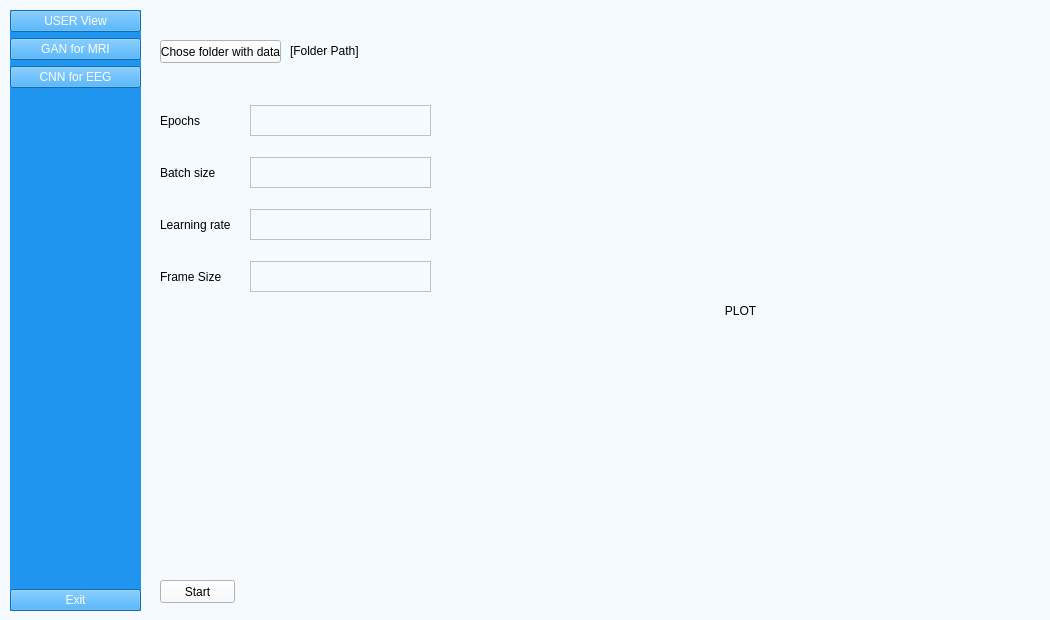
matimusial/ADHDPredictorApp, file UI/aUI_projekt_MRI.ui: the form before one commit.
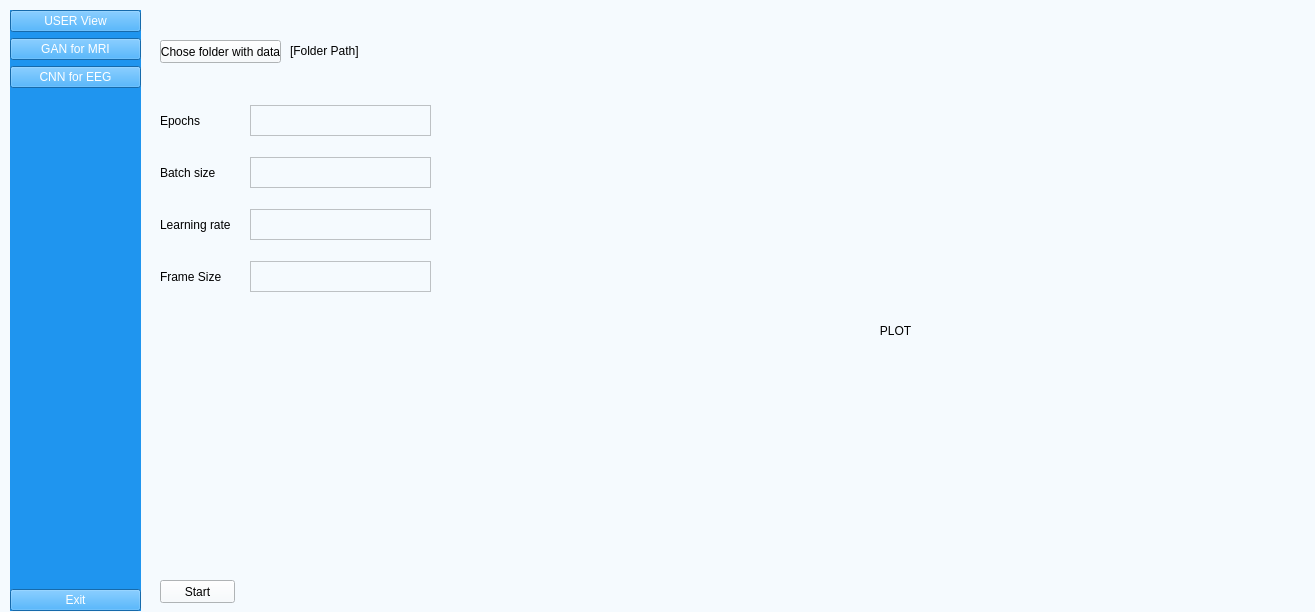
The form after the commit.

Commit message: Plot_ui_MRI_EEG_CNN

What changed in the file:
```diff
--- a/UI/aUI_projekt_MRI.ui
+++ b/UI/aUI_projekt_MRI.ui
@@ -6,8 +6,8 @@
    <rect>
     <x>0</x>
     <y>0</y>
-    <width>1050</width>
-    <height>620</height>
+    <width>1315</width>
+    <height>612</height>
    </rect>
   </property>
   <property name="windowTitle">
@@ -106,7 +106,7 @@
      <rect>
       <x>150</x>
       <y>10</y>
-      <width>891</width>
+      <width>1161</width>
       <height>601</height>
      </rect>
     </property>
@@ -115,8 +115,8 @@
       <rect>
        <x>310</x>
        <y>10</y>
-       <width>561</width>
-       <height>581</height>
+       <width>851</width>
+       <height>601</height>
       </rect>
      </property>
      <widget class="QLabel" name="plotLabel_CNN">
@@ -124,8 +124,8 @@
        <rect>
         <x>10</x>
         <y>10</y>
-        <width>541</width>
-        <height>561</height>
+        <width>851</width>
+        <height>601</height>
        </rect>
       </property>
       <property name="styleSheet">
```
The commit also changes 2 other files.
